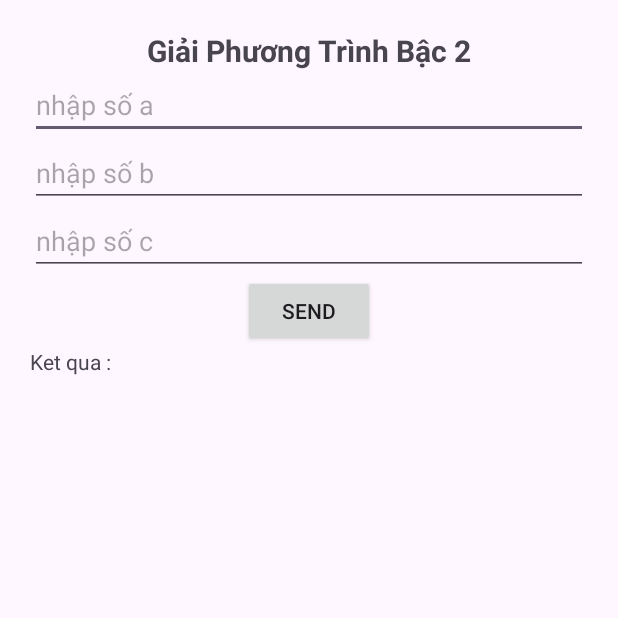
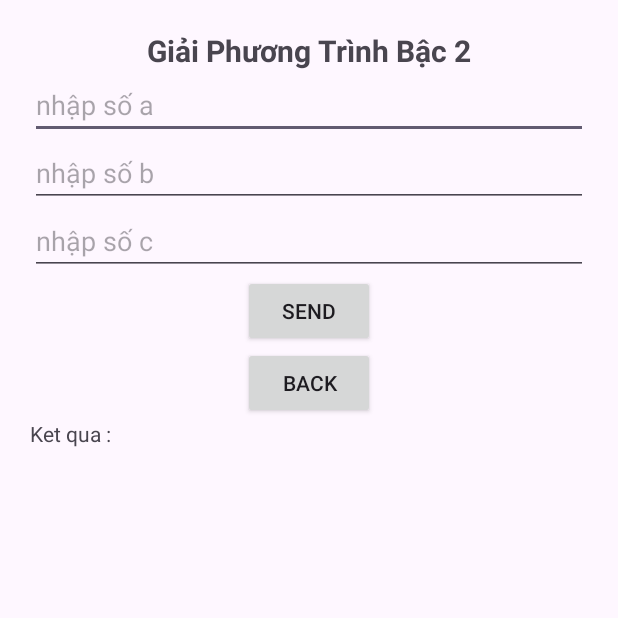
Before and after one commit to tranthithuphuong/LabAndroidNetworking, an Android app: the bai4 screen opened directly, with no data from a screen before it, on a phone screen of 412 x 824 dp, the top half of it. Run offline under Robolectric (Android 15) with nearby library versions, the phone set to English and light mode, and no system bars; network calls fail.

Commit message:
fix bugs lab2 and learn PHP tutorials

```diff
--- a/Lab2/app/src/main/java/com/example/lab2/bai4/bai4.java
+++ b/Lab2/app/src/main/java/com/example/lab2/bai4/bai4.java
@@ -13,7 +13,7 @@ import com.example.lab2.R;
 public class bai4 extends Activity implements View.OnClickListener {
     public static final String SERVER_NAME ="http://10.24.21.142/api_android/api_lab2_bai4.php";
 private EditText edsoa,edsob,edsoc;
-private Button btnSend;
+private Button btnSend, btnBack;
 private TextView tvketqua;
 String strSoa , strSob , strSoc;
 BackgroundTask_POST bpost;
@@ -28,6 +28,14 @@ BackgroundTask_POST bpost;
         btnSend = findViewById(R.id.btnsend);
         btnSend.setOnClickListener(this);
 
+        btnBack = findViewById(R.id.btnBack); // Gán nút "Back" từ layout
+        btnBack.setOnClickListener(new View.OnClickListener() {
+            @Override
+            public void onClick(View v) {
+                // Xử lý khi nút "Back" được nhấn
+                onBackPressed(); // Quay trở lại màn hình chính (MainActivity)
+            }
+        });
     }
 
 
--- a/Lab2/app/src/main/res/layout/activity_bai4.xml
+++ b/Lab2/app/src/main/res/layout/activity_bai4.xml
@@ -40,6 +40,14 @@
         android:text="send"
         android:id="@+id/btnsend"
         />
+
+    <Button
+        android:id="@+id/btnBack"
+        android:layout_width="wrap_content"
+        android:layout_height="wrap_content"
+        android:layout_gravity="center"
+        android:text="Back" />
+
     <LinearLayout
         android:layout_width="match_parent"
         android:layout_height="wrap_content"
```
Also changed, not shown: Lab2/app/src/main/java/com/example/lab2/Bai1/MainBai1.java (+9 -1 lines), Lab2/app/src/main/java/com/example/lab2/Bai2/MainBai2.java (+9 -1 lines), Lab2/app/src/main/java/com/example/lab2/Bai3/MainBai3.java (+10 -1 lines), Lab2/app/src/main/res/layout/activity_main_bai1.xml (+7 -1 lines), Lab2/app/src/main/res/layout/activity_main_bai2.xml (+7 -1 lines), Lab2/app/src/main/res/layout/activity_main_bai3.xml (+7 -0 lines).
